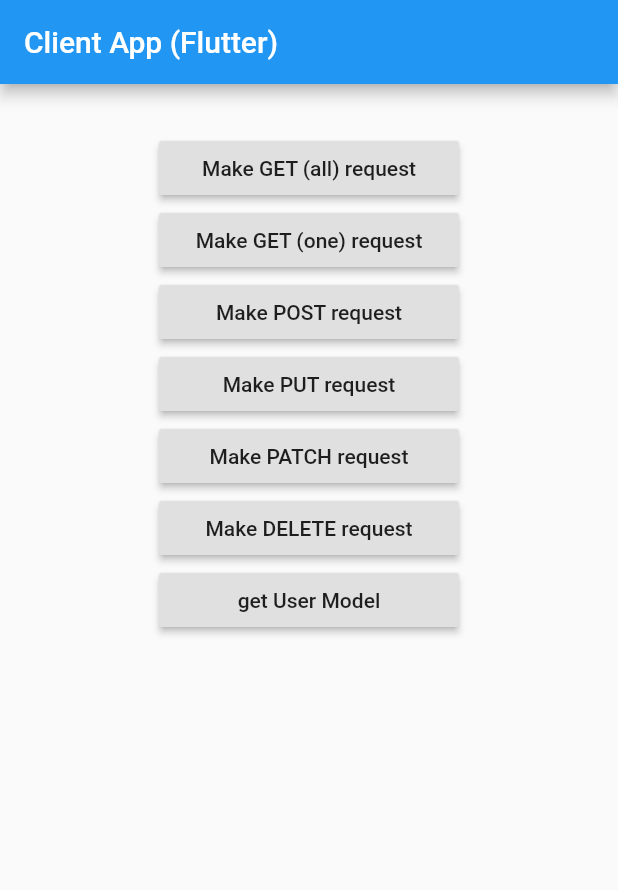
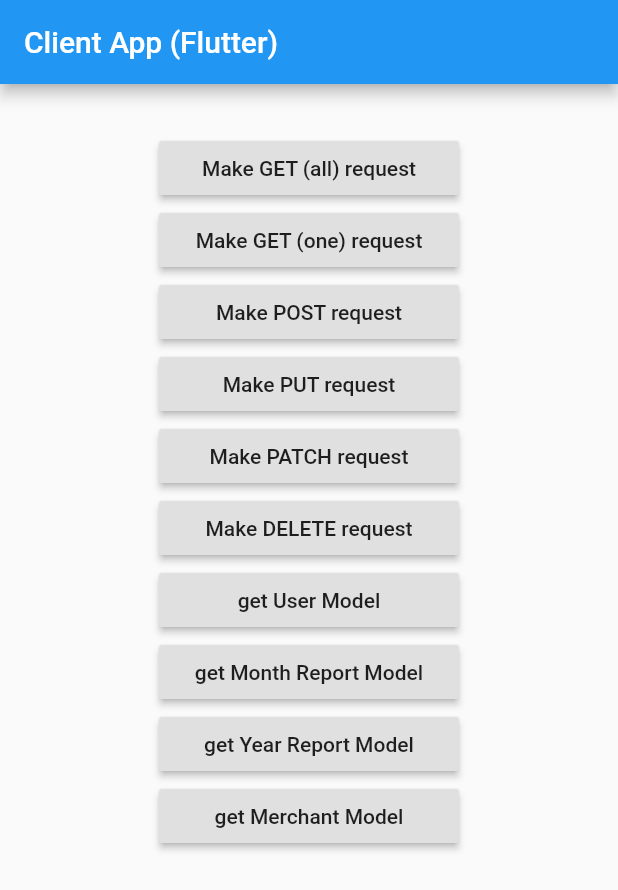
Before and after one commit to EmptySetOverHere/MoneyGoWhere, a Flutter app: the screen it shows after launch, after a tap on "get User Model", on a phone screen of 412 x 824 dp. Shown: the top 890 px of the screen. Run offline on Flutter 3.47's test engine with Material 2 defaults, Android fonts, the phone set to English and light mode, and no system bars; network calls fail.

Commit message:
second commit
update model and request

```diff
--- a/testing_app/lib/main.dart
+++ b/testing_app/lib/main.dart
@@ -1,8 +1,11 @@
 import 'dart:io';
 import 'package:flutter/material.dart';
 import 'package:http/http.dart';
-import 'model/UserModel.dart';
+import 'model/model_utils.dart';
+
 import 'dart:convert' show json;
+
+import 'request/request_utils.dart';
 
 void main() => runApp(MyApp());
 
@@ -70,7 +73,25 @@
               RaisedButton(
                 child: Text('get User Model'),
                 onPressed: (){
-                  _makeGetUserModelRequest();
+                  makeGetUserModelRequest();
+                },
+              ),
+              RaisedButton(
+                child: Text('get Month Report Model'),
+                onPressed: (){
+                  makeGetMonthReportModelRequest();
+                },
+              ),
+              RaisedButton(
+                child: Text('get Year Report Model'),
+                onPressed: (){
+                  makeGetYearReportModelRequest();
+                },
+              ),
+              RaisedButton(
+                child: Text('get Merchant Model'),
+                onPressed: (){
+                  makeGetMerchantModelRequest();
                 },
               )
             ],
@@ -159,17 +180,9 @@
     print('Status: $statusCode, $body');
   }
 
-  void _makeGetUserModelRequest() async{
-    var jsonData = json.encode({"username": "username", "password": "password"});
-    Response response = await post(_hostname(), headers: headers, body: jsonData);
-    // examples of info available in response
-    int statusCode = response.statusCode;
-    String jsonString = response.body;
-    print(jsonString);
-    UserModel myModel = UserModel.fromJson(jsonString);
-    print(myModel.toString());
-    print('Status: $statusCode, $myModel');
-}
+
+
+
 }
 
 // For help converting JSON to objects in Flutter see
--- /dev/null
+++ b/testing_app/lib/model/model_utils.dart
@@ -0,0 +1,4 @@
+export 'MerchantsModel.dart';
+export 'ReceiptModel.dart' hide main;
+export 'ReportModel.dart' hide main;
+export 'UserModel.dart' hide main;
--- /dev/null
+++ b/testing_app/lib/request/ReportsRequest.dart
@@ -0,0 +1,33 @@
+import 'package:http/http.dart';
+import '../model/ReportModel.dart';
+
+String _hostname(){
+return 'http://10.27.156.70:8080';
+}
+
+Future<ReportModel> makeGetMonthReportModelRequest() async {
+  int year = 2021;
+  int month = 12;
+  String url = '${_hostname()}/report?year=$year&month=$month';
+  Response response =  await get(url);
+  int statusCode = response.statusCode;
+  String jsonString = response.body;
+  print(jsonString);
+  ReportModel myModel = ReportModel.fromJson(jsonString);
+  print(myModel.toString());
+  print('Status: $statusCode, $myModel');
+  return myModel;
+}
+
+void makeGetYearReportModelRequest() async {
+    int year = 2021;
+    int? month = null;
+    String url = '${_hostname()}/report?year=$year&month=$month';
+    Response response = await get(url);
+    int statusCode = response.statusCode;
+    String jsonString = response.body;
+    print(jsonString);
+    ReportModel myModel = ReportModel.fromJson(jsonString);
+    print(myModel.toString());
+    print('Status: $statusCode, $myModel');
+}
--- /dev/null
+++ b/testing_app/lib/request/UserRequest.dart
@@ -0,0 +1,22 @@
+import 'dart:convert';
+
+import 'package:http/http.dart';
+import '../model/UserModel.dart';
+
+String _hostname(){
+  return 'http://10.27.156.70:8080';
+}
+
+const Map<String, String> headers = {"Content-type": "application/json"};
+
+void makeGetUserModelRequest() async{
+  var jsonData = json.encode({"username": "username", "password": "password"});
+  Response response = await post('${_hostname()}/home', headers: headers, body: jsonData);
+  // examples of info available in response
+  int statusCode = response.statusCode;
+  String jsonString = response.body;
+  print(jsonString);
+  UserModel myModel = UserModel.fromJson(jsonString);
+  print(myModel.toString());
+  print('Status: $statusCode, $myModel');
+}
--- a/testing_app/pubspec.yaml
+++ b/testing_app/pubspec.yaml
@@ -35,6 +35,7 @@
   # Use with the CupertinoIcons class for iOS style icons.
   cupertino_icons: ^1.0.2
 
+
 dev_dependencies:
   flutter_test:
     sdk: flutter
@@ -45,6 +46,8 @@
   # package. See that file for information about deactivating specific lint
   # rules and activating additional ones.
   flutter_lints: ^1.0.0
+
+
 
 # For information on the generic Dart part of this file, see the
 # following page: https://dart.dev/tools/pub/pubspec
```
Also changed, not shown: testing_app/lib/model/MerchantsModel.dart (added, +77 -0 lines), testing_app/lib/model/ReportModel.dart (added, +72 -0 lines), testing_app/lib/request/MerchantsRequest.dart (added, +18 -0 lines), testing_app/lib/request/request_utils.dart (added, +8 -0 lines), testing_app/lib/request/ReceiptsRequest.dart (added).
